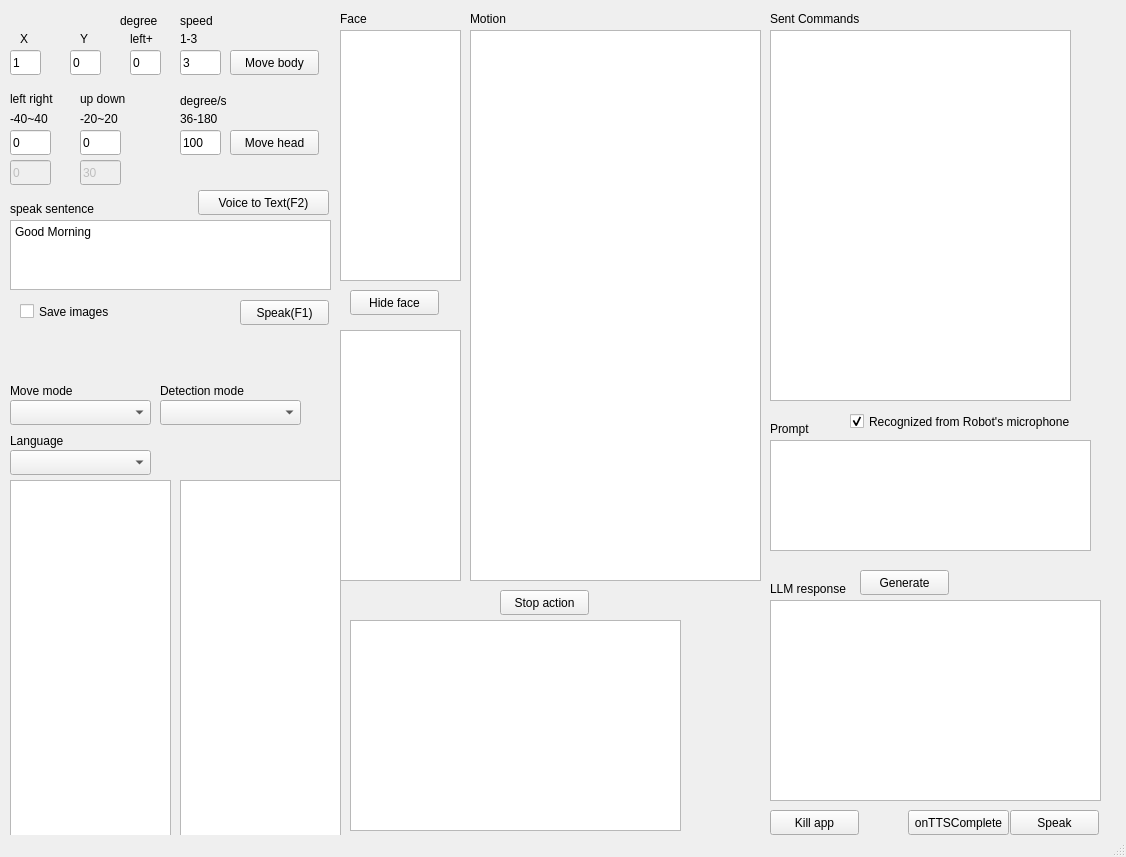
First picture: the form in Server/Kebbi/mainwindow.ui, repository yangchihyuan/RobotNurseHelper, before the edit.
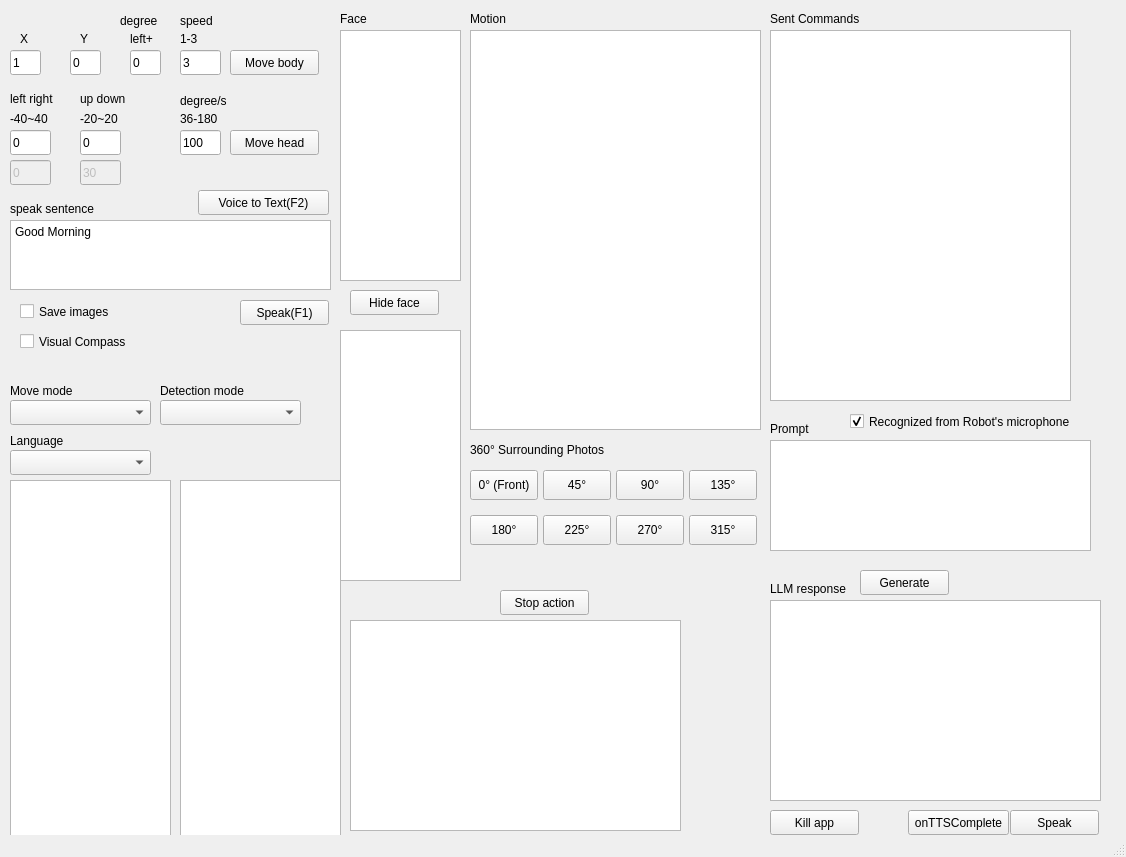
Second picture: the form after the edit.

Commit message: Create the 8 buttons to take reference images

Patch:
```diff
--- a/Server/Kebbi/mainwindow.ui
+++ b/Server/Kebbi/mainwindow.ui
@@ -375,16 +375,133 @@
      <string>Face</string>
     </property>
    </widget>
-   <widget class="QListView" name="listView_PredefinedAction">
-    <property name="geometry">
-     <rect>
-      <x>470</x>
-      <y>30</y>
-      <width>291</width>
-      <height>551</height>
-     </rect>
-    </property>
-   </widget>
+    <widget class="QListView" name="listView_PredefinedAction">
+     <property name="geometry">
+      <rect>
+       <x>470</x>
+       <y>30</y>
+       <width>291</width>
+       <height>400</height>
+      </rect>
+     </property>
+    </widget>
+    <widget class="QLabel" name="label_photo_title">
+     <property name="geometry">
+      <rect>
+       <x>470</x>
+       <y>440</y>
+       <width>291</width>
+       <height>20</height>
+      </rect>
+     </property>
+     <property name="text">
+      <string>360° Surrounding Photos</string>
+     </property>
+    </widget>
+    <widget class="QPushButton" name="pushButton_photo_0">
+      <property name="geometry">
+       <rect>
+        <x>470</x>
+        <y>470</y>
+        <width>68</width>
+        <height>30</height>
+       </rect>
+      </property>
+      <property name="text">
+       <string>0° (Front)</string>
+      </property>
+     </widget>
+     <widget class="QPushButton" name="pushButton_photo_45">
+      <property name="geometry">
+       <rect>
+        <x>543</x>
+        <y>470</y>
+        <width>68</width>
+        <height>30</height>
+       </rect>
+      </property>
+      <property name="text">
+       <string>45°</string>
+      </property>
+     </widget>
+     <widget class="QPushButton" name="pushButton_photo_90">
+      <property name="geometry">
+       <rect>
+        <x>616</x>
+        <y>470</y>
+        <width>68</width>
+        <height>30</height>
+       </rect>
+      </property>
+      <property name="text">
+       <string>90°</string>
+      </property>
+     </widget>
+     <widget class="QPushButton" name="pushButton_photo_135">
+      <property name="geometry">
+       <rect>
+        <x>689</x>
+        <y>470</y>
+        <width>68</width>
+        <height>30</height>
+       </rect>
+      </property>
+      <property name="text">
+       <string>135°</string>
+      </property>
+     </widget>
+     <widget class="QPushButton" name="pushButton_photo_180">
+      <property name="geometry">
+       <rect>
+        <x>470</x>
+        <y>515</y>
+        <width>68</width>
+        <height>30</height>
+       </rect>
+      </property>
+      <property name="text">
+       <string>180°</string>
+      </property>
+     </widget>
+     <widget class="QPushButton" name="pushButton_photo_225">
+      <property name="geometry">
+       <rect>
+        <x>543</x>
+        <y>515</y>
+        <width>68</width>
+        <height>30</height>
+       </rect>
+      </property>
+      <property name="text">
+       <string>225°</string>
+      </property>
+     </widget>
+     <widget class="QPushButton" name="pushButton_photo_270">
+      <property name="geometry">
+       <rect>
+        <x>616</x>
+        <y>515</y>
+        <width>68</width>
+        <height>30</height>
+       </rect>
+      </property>
+      <property name="text">
+       <string>270°</string>
+      </property>
+     </widget>
+     <widget class="QPushButton" name="pushButton_photo_315">
+      <property name="geometry">
+       <rect>
+        <x>689</x>
+        <y>515</y>
+        <width>68</width>
+        <height>30</height>
+       </rect>
+      </property>
+      <property name="text">
+       <string>315°</string>
+      </property>
+     </widget>
    <widget class="QLabel" name="label_22">
     <property name="geometry">
      <rect>
@@ -611,6 +728,22 @@
      <bool>false</bool>
     </property>
    </widget>
+   <widget class="QCheckBox" name="checkBox_UseVisualCompass">
+    <property name="geometry">
+     <rect>
+      <x>20</x>
+      <y>330</y>
+      <width>180</width>
+      <height>23</height>
+     </rect>
+    </property>
+    <property name="text">
+     <string>Visual Compass</string>
+    </property>
+    <property name="checked">
+     <bool>false</bool>
+    </property>
+   </widget>
    <widget class="QLabel" name="label_24">
     <property name="geometry">
      <rect>
```
The commit also changes 24 other files.
